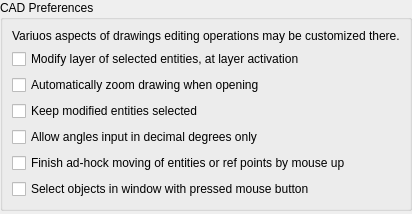
Old version of the form librecad/src/ui/dialogs/settings/options_general/pages/application/lc_settings_page_cad_preferences.ui in the repository sand1024/LibreCAD.
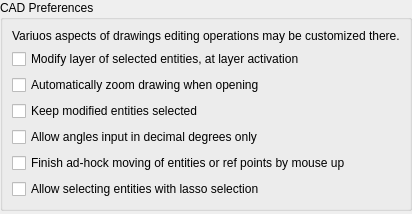
New version of the form.

Commit message: selection actions (correct support of lasso, fence etc) - WIP

Diff of the .ui file:
```diff
--- a/librecad/src/ui/dialogs/settings/options_general/pages/application/lc_settings_page_cad_preferences.ui
+++ b/librecad/src/ui/dialogs/settings/options_general/pages/application/lc_settings_page_cad_preferences.ui
@@ -44,7 +44,7 @@
 Otherwirse, 2 mouse clicks are used for corners (LibreCAD classic)</string>
         </property>
         <property name="text">
-         <string>Select objects in window with pressed mouse button</string>
+         <string>Allow selecting entities with lasso selection</string>
         </property>
        </widget>
       </item>
```
Left out of the diff: 11 changed lines with no effect on the pictures. The commit also changes 112 other files.
